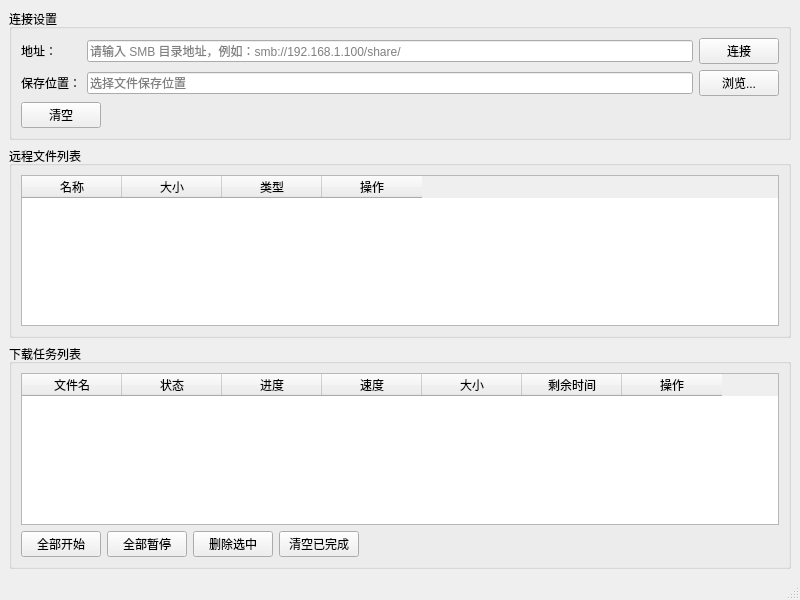
First picture: the form in src/mainwindow.ui, repository SwartzMss/DownloadAssistant, before the edit.
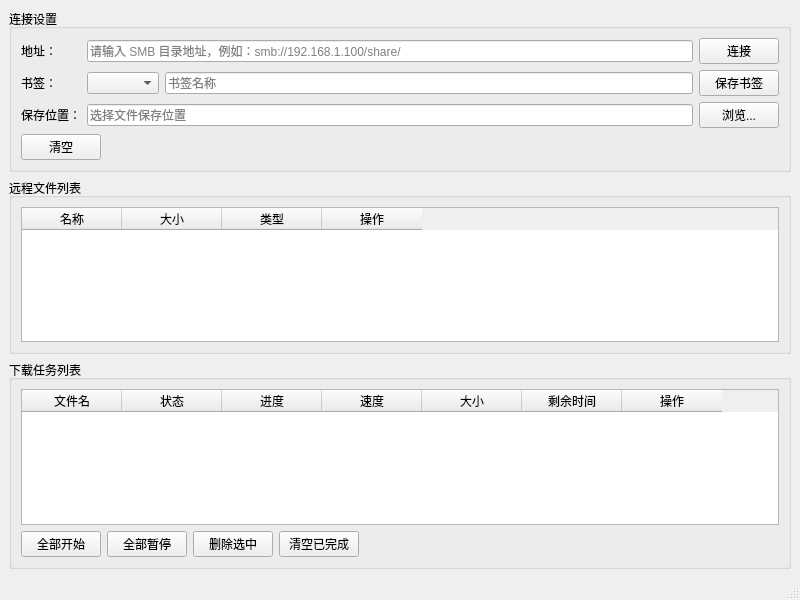
Second picture: the form after the edit. Custom widgets are drawn as their Qt base class.

Commit message: feat: add bookmark feature

```diff
--- a/src/mainwindow.ui
+++ b/src/mainwindow.ui
@@ -47,13 +47,41 @@
         </layout>
        </item>
        <item row="1" column="0">
+        <widget class="QLabel" name="labelBookmark">
+         <property name="text">
+          <string>书签：</string>
+         </property>
+        </widget>
+       </item>
+       <item row="1" column="1">
+        <layout class="QHBoxLayout" name="bookmarkLayout">
+         <item>
+          <widget class="QComboBox" name="bookmarkCombo"/>
+         </item>
+         <item>
+          <widget class="QLineEdit" name="aliasEdit">
+           <property name="placeholderText">
+            <string>书签名称</string>
+           </property>
+          </widget>
+         </item>
+         <item>
+          <widget class="QPushButton" name="addBookmarkButton">
+           <property name="text">
+            <string>保存书签</string>
+           </property>
+          </widget>
+         </item>
+        </layout>
+       </item>
+       <item row="2" column="0">
         <widget class="QLabel" name="label_2">
          <property name="text">
           <string>保存位置：</string>
          </property>
         </widget>
        </item>
-       <item row="1" column="1">
+       <item row="2" column="1">
         <layout class="QHBoxLayout" name="horizontalLayout">
          <item>
           <widget class="QLineEdit" name="savePathEdit">
@@ -71,7 +99,7 @@
          </item>
         </layout>
        </item>
-      <item row="2" column="0" colspan="2">
+      <item row="3" column="0" colspan="2">
         <layout class="QHBoxLayout" name="horizontalLayout_2">
          <item>
           <widget class="QPushButton" name="clearButton">
```
The commit also changes 3 other files.
